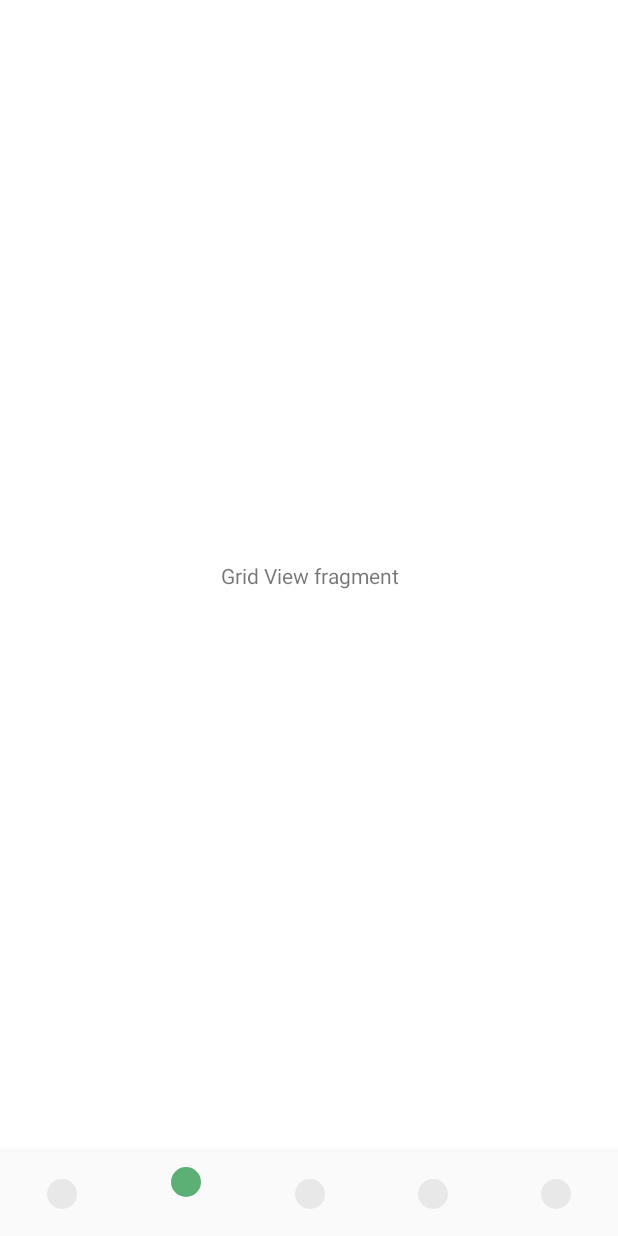
After one commit to subhayan64/MvvmArchApp, an Android app: the GridViewFragment screen opened through its navigation route, on a phone screen of 412 x 824 dp. The commit adds this screen. Run offline under Robolectric (Android 15) with nearby library versions, the phone set to English and light mode, and no system bars; our stand-ins replace navigation-ui.

Commit message:
implement fragment with nav graph

```diff
--- a/app/build.gradle
+++ b/app/build.gradle
@@ -76,6 +76,10 @@ dependencies {
     // optional - Kotlin Extensions and Coroutines support for Room
     implementation("androidx.room:room-ktx:2.5.0")
 
-    //reclycler view
+    //recycler view
     implementation("androidx.recyclerview:recyclerview:1.2.1")
+
+    //navigation dependency
+    implementation("androidx.navigation:navigation-fragment-ktx:2.5.3")
+    implementation("androidx.navigation:navigation-ui-ktx:2.5.3")
 }
--- a/app/src/main/java/com/example/mvvmarchapp/MainActivity.kt
+++ b/app/src/main/java/com/example/mvvmarchapp/MainActivity.kt
@@ -4,41 +4,56 @@ import androidx.appcompat.app.AppCompatActivity
 import android.os.Bundle
 import android.util.Log
 import androidx.lifecycle.ViewModelProvider
+import androidx.navigation.NavController
+import androidx.navigation.fragment.NavHostFragment
+import androidx.navigation.ui.NavigationUI.setupWithNavController
 import androidx.recyclerview.widget.LinearLayoutManager
 import com.example.mvvmarchapp.databinding.ActivityMainBinding
 import com.example.mvvmarchapp.view.ItemListAdapter
 import com.example.mvvmarchapp.viewmodel.ProductsViewModel
 import com.example.mvvmarchapp.viewmodel.ProductsViewModelFactory
+import com.google.android.material.bottomnavigation.BottomNavigationView
 
 class MainActivity : AppCompatActivity() {
 
     private lateinit var productsViewModel: ProductsViewModel
 
     private lateinit var binding: ActivityMainBinding
-    private lateinit var adapter: ItemListAdapter
+    private lateinit var navController: NavController
 
+    //    private lateinit var adapter: ItemListAdapter
+//
     override fun onCreate(savedInstanceState: Bundle?) {
         super.onCreate(savedInstanceState)
-        binding = ActivityMainBinding.inflate(layoutInflater)
-        setContentView(binding.root)
-        binding.rvItems.layoutManager = LinearLayoutManager(this)
+        setContentView(R.layout.activity_main)
+        val navHostFragment =
+            supportFragmentManager.findFragmentById(R.id.fListViewFragment) as NavHostFragment
+        navController = navHostFragment.navController
 
-        val repository = (application as MyApplication).productsRepository
+        val bottomNavigationView = findViewById<BottomNavigationView>(R.id.bnvBottomNav)
 
-        productsViewModel = ViewModelProvider(
-            this, ProductsViewModelFactory(
-                repository
-            )
-        ).get(ProductsViewModel::class.java)
+        setupWithNavController(bottomNavigationView, navController)
 
-        productsViewModel.products.observe(this) {
-            Log.d("Subhayan", "onCreate: ${it.toString()}")
+//        binding = ActivityMainBinding.inflate(layoutInflater)
 
-            productsViewModel.products.value?.data?.items?.let {
-                adapter = ItemListAdapter(it)
-                binding.rvItems.adapter = adapter
+//        binding.rvItems.layoutManager = LinearLayoutManager(this)
 
-            }
-        }
+//        val repository = (application as MyApplication).productsRepository
+//
+//        productsViewModel = ViewModelProvider(
+//            this, ProductsViewModelFactory(
+//                repository
+//            )
+//        ).get(ProductsViewModel::class.java)
+
+//        productsViewModel.products.observe(this) {
+//            Log.d("Subhayan", "onCreate: ${it.toString()}")
+//
+//            productsViewModel.products.value?.data?.items?.let {
+//                adapter = ItemListAdapter(it)
+//                binding.rvItems.adapter = adapter
+//
+//            }
+//        }
     }
 }
--- /dev/null
+++ b/app/src/main/java/com/example/mvvmarchapp/view/GridViewFragment.kt
@@ -0,0 +1,60 @@
+package com.example.mvvmarchapp.view
+
+import android.os.Bundle
+import androidx.fragment.app.Fragment
+import android.view.LayoutInflater
+import android.view.View
+import android.view.ViewGroup
+import com.example.mvvmarchapp.R
+
+// TODO: Rename parameter arguments, choose names that match
+// the fragment initialization parameters, e.g. ARG_ITEM_NUMBER
+private const val ARG_PARAM1 = "param1"
+private const val ARG_PARAM2 = "param2"
+
+/**
+ * A simple [Fragment] subclass.
+ * Use the [GridViewFragment.newInstance] factory method to
+ * create an instance of this fragment.
+ */
+class GridViewFragment : Fragment() {
+    // TODO: Rename and change types of parameters
+    private var param1: String? = null
+    private var param2: String? = null
+
+    override fun onCreate(savedInstanceState: Bundle?) {
+        super.onCreate(savedInstanceState)
+        arguments?.let {
+            param1 = it.getString(ARG_PARAM1)
+            param2 = it.getString(ARG_PARAM2)
+        }
+    }
+
+    override fun onCreateView(
+        inflater: LayoutInflater, container: ViewGroup?,
+        savedInstanceState: Bundle?
+    ): View? {
+        // Inflate the layout for this fragment
+        return inflater.inflate(R.layout.fragment_grid_view, container, false)
+    }
+
+    companion object {
+        /**
+         * Use this factory method to create a new instance of
+         * this fragment using the provided parameters.
+         *
+         * @param param1 Parameter 1.
+         * @param param2 Parameter 2.
+         * @return A new instance of fragment GridViewFragment.
+         */
+        // TODO: Rename and change types and number of parameters
+        @JvmStatic
+        fun newInstance(param1: String, param2: String) =
+            GridViewFragment().apply {
+                arguments = Bundle().apply {
+                    putString(ARG_PARAM1, param1)
+                    putString(ARG_PARAM2, param2)
+                }
+            }
+    }
+}
--- /dev/null
+++ b/app/src/main/java/com/example/mvvmarchapp/view/ListViewFragment.kt
@@ -0,0 +1,60 @@
+package com.example.mvvmarchapp.view
+
+import android.os.Bundle
+import androidx.fragment.app.Fragment
+import android.view.LayoutInflater
+import android.view.View
+import android.view.ViewGroup
+import com.example.mvvmarchapp.R
+
+// TODO: Rename parameter arguments, choose names that match
+// the fragment initialization parameters, e.g. ARG_ITEM_NUMBER
+private const val ARG_PARAM1 = "param1"
+private const val ARG_PARAM2 = "param2"
+
+/**
+ * A simple [Fragment] subclass.
+ * Use the [ListViewFragment.newInstance] factory method to
+ * create an instance of this fragment.
+ */
+class ListViewFragment : Fragment() {
+    // TODO: Rename and change types of parameters
+    private var param1: String? = null
+    private var param2: String? = null
+
+    override fun onCreate(savedInstanceState: Bundle?) {
+        super.onCreate(savedInstanceState)
+        arguments?.let {
+            param1 = it.getString(ARG_PARAM1)
+            param2 = it.getString(ARG_PARAM2)
+        }
+    }
+
+    override fun onCreateView(
+        inflater: LayoutInflater, container: ViewGroup?,
+        savedInstanceState: Bundle?
+    ): View? {
+        // Inflate the layout for this fragment
+        return inflater.inflate(R.layout.fragment_list_view, container, false)
+    }
+
+    companion object {
+        /**
+         * Use this factory method to create a new instance of
+         * this fragment using the provided parameters.
+         *
+         * @param param1 Parameter 1.
+         * @param param2 Parameter 2.
+         * @return A new instance of fragment ListViewFragment.
+         */
+        // TODO: Rename and change types and number of parameters
+        @JvmStatic
+        fun newInstance(param1: String, param2: String) =
+            ListViewFragment().apply {
+                arguments = Bundle().apply {
+                    putString(ARG_PARAM1, param1)
+                    putString(ARG_PARAM2, param2)
+                }
+            }
+    }
+}
--- /dev/null
+++ b/app/src/main/res/drawable/bottom_nav_colors.xml
@@ -0,0 +1,5 @@
+<?xml version="1.0" encoding="utf-8"?>
+<selector xmlns:android="http://schemas.android.com/apk/res/android">
+    <item android:color="@color/selected" android:state_checked="true" />
+    <item android:color="@color/unselected" android:state_checked="false" />
+</selector>
--- /dev/null
+++ b/app/src/main/res/drawable/bottom_nav_icon.xml
@@ -0,0 +1,5 @@
+<vector android:height="24dp" android:tint="#5DB075"
+    android:viewportHeight="24" android:viewportWidth="24"
+    android:width="24dp" xmlns:android="http://schemas.android.com/apk/res/android">
+    <path android:fillColor="@android:color/white" android:pathData="M12,12m-10,0a10,10 0,1 1,20 0a10,10 0,1 1,-20 0"/>
+</vector>
--- a/app/src/main/res/layout/activity_main.xml
+++ b/app/src/main/res/layout/activity_main.xml
@@ -6,26 +6,52 @@
     android:layout_height="match_parent"
     tools:context=".MainActivity">
 
-    <TextView
-        android:id="@+id/textView"
-        android:layout_width="wrap_content"
-        android:layout_height="wrap_content"
-        android:layout_margin="20dp"
-        android:text="Explore"
-        android:textSize="16sp"
-        android:textStyle="bold"
-        app:layout_constraintStart_toStartOf="parent"
-        app:layout_constraintTop_toTopOf="parent" />
+    <!--    <TextView-->
+    <!--        android:id="@+id/textView"-->
+    <!--        android:layout_width="wrap_content"-->
+    <!--        android:layout_height="wrap_content"-->
+    <!--        android:layout_margin="20dp"-->
+    <!--        android:text="Explore"-->
+    <!--        android:textSize="16sp"-->
+    <!--        android:textStyle="bold"-->
+    <!--        app:layout_constraintStart_toStartOf="parent"-->
+    <!--        app:layout_constraintTop_toTopOf="parent" />-->
 
 
-    <androidx.recyclerview.widget.RecyclerView
-        android:id="@+id/rvItems"
-        android:layout_width="match_parent"
-        android:layout_height="400dp"
+    <!--    <androidx.recyclerview.widget.RecyclerView-->
+    <!--        android:id="@+id/rvItems"-->
+    <!--        android:layout_width="match_parent"-->
+    <!--        android:layout_height="400dp"-->
+    <!--        app:layout_constraintBottom_toBottomOf="parent"-->
+    <!--        app:layout_constraintEnd_toEndOf="parent"-->
+    <!--        app:layout_constraintStart_toStartOf="parent"-->
+    <!--        app:layout_constraintTop_toBottomOf="@+id/textView" />-->
+
+    <fragment
+        android:id="@+id/fListViewFragment"
+        android:name="androidx.navigation.fragment.NavHostFragment"
+        android:layout_width="0dp"
+        android:layout_height="0dp"
+        app:defaultNavHost="true"
+        app:layout_constraintEnd_toEndOf="parent"
+        app:layout_constraintHorizontal_bias="0.5"
+        app:layout_constraintStart_toStartOf="parent"
+        app:layout_constraintTop_toTopOf="parent"
+        app:layout_constraintBottom_toTopOf="@id/bnvBottomNav"
+        app:navGraph="@navigation/nav_graph" />
+
+
+    <com.google.android.material.bottomnavigation.BottomNavigationView
+        android:id="@+id/bnvBottomNav"
+        android:layout_width="0dp"
+        android:layout_height="wrap_content"
+        android:background="@color/bottom_nav_bg"
+        app:menu="@menu/bottom_nav_menu"
+        app:itemIconTint="@drawable/bottom_nav_colors"
         app:layout_constraintBottom_toBottomOf="parent"
         app:layout_constraintEnd_toEndOf="parent"
-        app:layout_constraintStart_toStartOf="parent"
-        app:layout_constraintTop_toBottomOf="@+id/textView" />
+        app:layout_constraintHorizontal_bias="0.5"
+        app:layout_constraintStart_toStartOf="parent" />
 
 
 </androidx.constraintlayout.widget.ConstraintLayout>
--- /dev/null
+++ b/app/src/main/res/layout/fragment_grid_view.xml
@@ -0,0 +1,14 @@
+<?xml version="1.0" encoding="utf-8"?>
+<FrameLayout xmlns:android="http://schemas.android.com/apk/res/android"
+    xmlns:tools="http://schemas.android.com/tools"
+    android:layout_width="match_parent"
+    android:layout_height="match_parent"
+    tools:context=".view.GridViewFragment">
+
+    <TextView
+        android:gravity="center"
+        android:layout_width="match_parent"
+        android:layout_height="match_parent"
+        android:text="Grid View fragment" />
+
+</FrameLayout>
--- /dev/null
+++ b/app/src/main/res/menu/bottom_nav_menu.xml
@@ -0,0 +1,25 @@
+<?xml version="1.0" encoding="utf-8"?>
+<menu xmlns:android="http://schemas.android.com/apk/res/android"
+    xmlns:app="http://schemas.android.com/apk/res-auto">
+
+    <item
+        android:id="@+id/listViewFragment"
+        android:icon="@drawable/bottom_nav_icon"
+        app:showAsAction="always" />
+    <item
+        android:id="@+id/gridViewFragment"
+        android:icon="@drawable/bottom_nav_icon"
+        app:showAsAction="always" />
+    <item
+        android:icon="@drawable/bottom_nav_icon"
+        android:title=""
+        app:showAsAction="always" />
+    <item
+        android:icon="@drawable/bottom_nav_icon"
+        android:title=""
+        app:showAsAction="always" />
+    <item
+        android:icon="@drawable/bottom_nav_icon"
+        android:title=""
+        app:showAsAction="always" />
+</menu>
--- /dev/null
+++ b/app/src/main/res/navigation/nav_graph.xml
@@ -0,0 +1,18 @@
+<?xml version="1.0" encoding="utf-8"?>
+<navigation xmlns:android="http://schemas.android.com/apk/res/android"
+    xmlns:app="http://schemas.android.com/apk/res-auto"
+    xmlns:tools="http://schemas.android.com/tools"
+    android:id="@+id/nav_graph"
+    app:startDestination="@id/listViewFragment">
+
+    <fragment
+        android:id="@+id/listViewFragment"
+        android:name="com.example.mvvmarchapp.view.ListViewFragment"
+        android:label="fragment_list_view"
+        tools:layout="@layout/fragment_list_view" />
+    <fragment
+        android:id="@+id/gridViewFragment"
+        android:name="com.example.mvvmarchapp.view.GridViewFragment"
+        android:label="fragment_grid_view"
+        tools:layout="@layout/fragment_grid_view" />
+</navigation>
--- a/app/src/main/res/values/colors.xml
+++ b/app/src/main/res/values/colors.xml
@@ -9,4 +9,7 @@
     <color name="white">#FFFFFFFF</color>
     <color name="app_bar">#FFE6E9F6</color>
     <color name="divider_color">#FFE8E8E8</color>
+    <color name="bottom_nav_bg">#FFFAFAFA</color>
+    <color name="selected">#FF5DB075</color>
+    <color name="unselected">#FFE8E8E8</color>
 </resources>
--- a/app/src/main/res/values/strings.xml
+++ b/app/src/main/res/values/strings.xml
@@ -1,3 +1,5 @@
 <resources>
     <string name="app_name">MvvmArchApp</string>
+    <!-- TODO: Remove or change this placeholder text -->
+    <string name="hello_blank_fragment">Hello blank fragment</string>
 </resources>
--- a/app/src/main/res/values/themes.xml
+++ b/app/src/main/res/values/themes.xml
@@ -10,7 +10,7 @@
         <item name="colorSecondaryVariant">@color/teal_700</item>
         <item name="colorOnSecondary">@color/black</item>
         <!-- Status bar color. -->
-        <item name="android:statusBarColor" tools:targetApi="l">?attr/colorPrimaryVariant</item>
+        <item name="android:statusBarColor" tools:targetApi="l">@color/selected</item>
         <!-- Customize your theme here. -->
     </style>
 </resources>
```
Also changed, not shown: app/src/main/res/layout/fragment_list_view.xml (added, +14 -0 lines).
